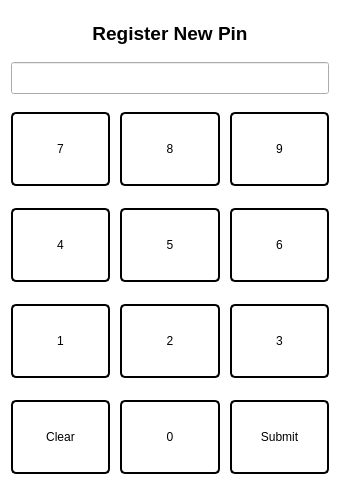
This is src/views/register_views/pin_view.ui in devforgely/MFA-Simulator as Qt 5 draws it before an edit. The edited form follows.
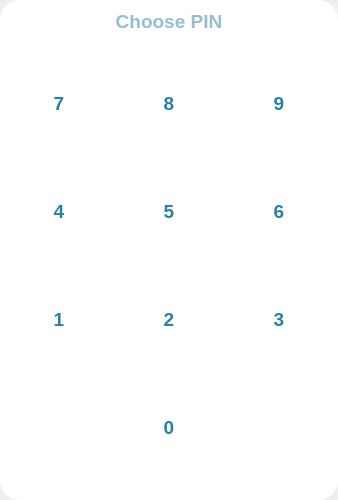
This is the edited form. Icons and pictures are not drawn.

```diff
--- a/src/views/register_views/pin_view.ui
+++ b/src/views/register_views/pin_view.ui
@@ -6,7 +6,7 @@
    <rect>
     <x>0</x>
     <y>0</y>
-    <width>340</width>
+    <width>338</width>
     <height>500</height>
    </rect>
   </property>
@@ -20,26 +20,60 @@
    <string>Form</string>
   </property>
   <property name="styleSheet">
-   <string notr="true">#Form {
+   <string notr="true">#frame {
 	background-color: white;
+	border-radius: 20px;
+}
+
+#pin_field {
+	color: #2681a6;
+	font-size: 14pt;
+	font-weight: 600;
+	border: none;
 }
 
 #gridFrame .QPushButton {
 	width: 70px;
 	height: 70px;
-	border: 2px solid black;
-	border-radius: 5px;
+	border: none;
+	border-radius: 30px;
+	color: #2681a6;
+	font-size: 14pt;
+	font-weight: 600;
+}
+
+#gridFrame .QPushButton:hover {
+	color: white;
+	background-color: #a3c7d6;
 }</string>
   </property>
   <layout class="QVBoxLayout" name="verticalLayout">
+   <property name="spacing">
+    <number>0</number>
+   </property>
+   <property name="leftMargin">
+    <number>0</number>
+   </property>
+   <property name="topMargin">
+    <number>0</number>
+   </property>
+   <property name="rightMargin">
+    <number>0</number>
+   </property>
+   <property name="bottomMargin">
+    <number>0</number>
+   </property>
    <item>
-    <widget class="QLabel" name="pin_instruction">
-     <property name="maximumSize">
-      <size>
-       <width>16777215</width>
-       <height>45</height>
-      </size>
+    <widget class="QFrame" name="frame">
+     <property name="frameShape">
+      <enum>QFrame::StyledPanel</enum>
      </property>
+     <property name="frameShadow">
+      <enum>QFrame::Raised</enum>
+     </property>
+     <layout class="QVBoxLayout" name="verticalLayout_2">
+      <item>
+       <widget class="QLineEdit" name="pin_field">
      <property name="font">
       <font>
        <pointsize>14</pointsize>
@@ -47,21 +81,6 @@
        <bold>true</bold>
       </font>
      </property>
-     <property name="text">
-      <string>Register New Pin</string>
-     </property>
-     <property name="alignment">
-      <set>Qt::AlignCenter</set>
-     </property>
-    </widget>
-   </item>
-   <item>
-    <widget class="QLineEdit" name="pin_field">
-     <property name="font">
-      <font>
-       <pointsize>15</pointsize>
-      </font>
-     </property>
      <property name="maxLength">
       <number>10</number>
      </property>
@@ -71,6 +90,9 @@
      <property name="readOnly">
       <bool>true</bool>
      </property>
+        <property name="placeholderText">
+         <string>Choose PIN</string>
+        </property>
     </widget>
    </item>
    <item>
@@ -94,88 +116,111 @@
       <property name="spacing">
        <number>10</number>
       </property>
-      <item row="2" column="1">
+         <item row="2" column="1" alignment="Qt::AlignHCenter">
        <widget class="QPushButton" name="btn5">
         <property name="text">
          <string>5</string>
         </property>
        </widget>
       </item>
-      <item row="1" column="1">
+         <item row="1" column="1" alignment="Qt::AlignHCenter">
        <widget class="QPushButton" name="btn8">
         <property name="text">
          <string>8</string>
         </property>
        </widget>
       </item>
-      <item row="2" column="0">
+         <item row="2" column="0" alignment="Qt::AlignHCenter">
        <widget class="QPushButton" name="btn4">
         <property name="text">
          <string>4</string>
         </property>
        </widget>
       </item>
-      <item row="2" column="2">
+         <item row="2" column="2" alignment="Qt::AlignHCenter">
        <widget class="QPushButton" name="btn6">
         <property name="text">
          <string>6</string>
         </property>
        </widget>
       </item>
-      <item row="3" column="2">
+         <item row="3" column="2" alignment="Qt::AlignHCenter">
        <widget class="QPushButton" name="btn3">
         <property name="text">
          <string>3</string>
         </property>
        </widget>
       </item>
-      <item row="3" column="1">
+         <item row="3" column="1" alignment="Qt::AlignHCenter">
        <widget class="QPushButton" name="btn2">
         <property name="text">
          <string>2</string>
         </property>
        </widget>
       </item>
-      <item row="1" column="0">
+         <item row="1" column="0" alignment="Qt::AlignHCenter">
        <widget class="QPushButton" name="btn7">
         <property name="text">
          <string>7</string>
         </property>
        </widget>
       </item>
-      <item row="1" column="2">
+         <item row="1" column="2" alignment="Qt::AlignHCenter">
        <widget class="QPushButton" name="btn9">
         <property name="text">
          <string>9</string>
         </property>
        </widget>
       </item>
-      <item row="3" column="0">
+         <item row="3" column="0" alignment="Qt::AlignHCenter">
        <widget class="QPushButton" name="btn1">
         <property name="text">
          <string>1</string>
         </property>
        </widget>
       </item>
-      <item row="4" column="0">
+         <item row="4" column="0" alignment="Qt::AlignHCenter">
        <widget class="QPushButton" name="clear_btn">
         <property name="text">
-         <string>Clear</string>
+            <string/>
+           </property>
+           <property name="icon">
+            <iconset>
+             <normaloff>../../resources/icons/delete.svg</normaloff>../../resources/icons/delete.svg</iconset>
+           </property>
+           <property name="iconSize">
+            <size>
+             <width>40</width>
+             <height>40</height>
+            </size>
         </property>
        </widget>
       </item>
-      <item row="4" column="1">
+         <item row="4" column="1" alignment="Qt::AlignHCenter">
        <widget class="QPushButton" name="btn0">
         <property name="text">
          <string>0</string>
         </property>
        </widget>
       </item>
-      <item row="4" column="2">
+         <item row="4" column="2" alignment="Qt::AlignHCenter">
        <widget class="QPushButton" name="submit_btn">
-        <property name="text">
-         <string>Submit</string>
-        </property>
+           <property name="cursor">
+            <cursorShape>PointingHandCursor</cursorShape>
+           </property>
+           <property name="icon">
+            <iconset>
+             <normaloff>../../resources/icons/tick-circle.svg</normaloff>../../resources/icons/tick-circle.svg</iconset>
+           </property>
+           <property name="iconSize">
+            <size>
+             <width>35</width>
+             <height>35</height>
+            </size>
+           </property>
+          </widget>
+         </item>
+        </layout>
        </widget>
       </item>
      </layout>
```
Left out of the diff: 35 changed lines with no effect on the pictures. Lines whose indentation alone changed are shown as unchanged.
